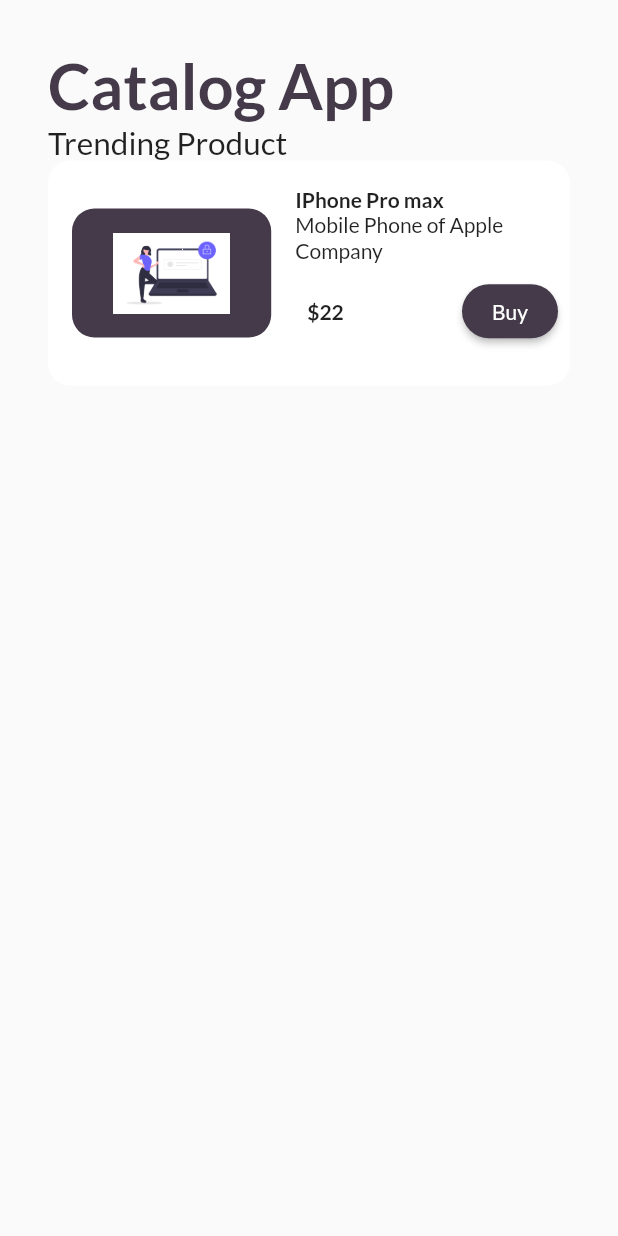
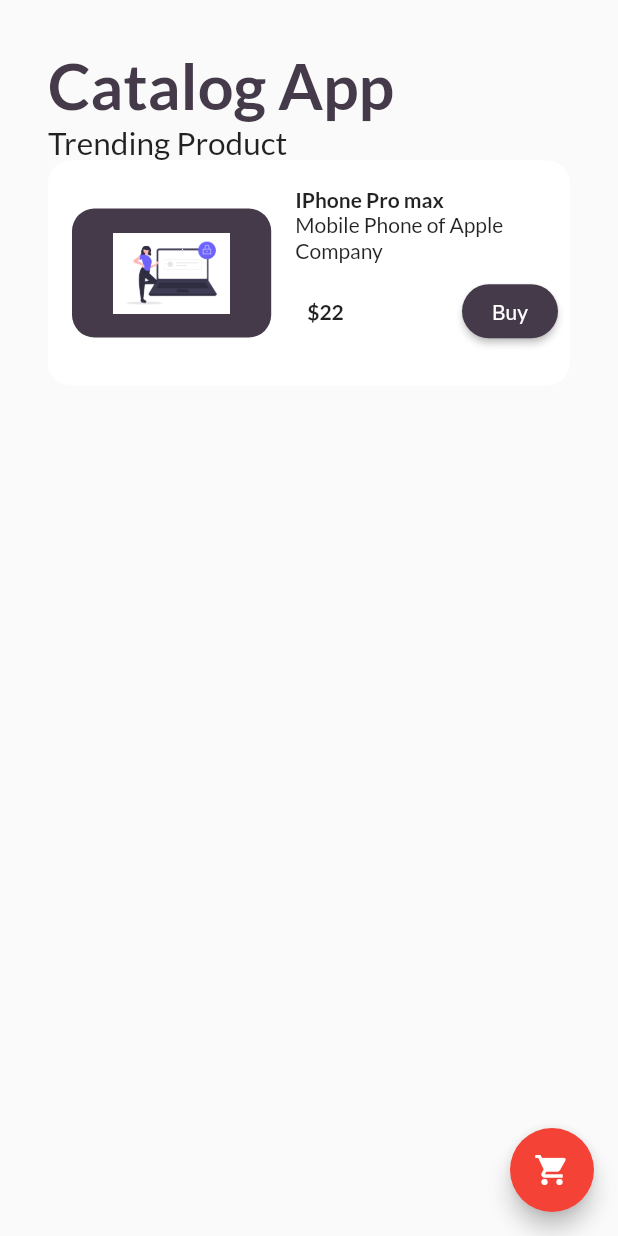
Before and after one commit to IkramGhalib/catlogs, a Flutter app: the Home2 screen opened directly, on a phone screen of 412 x 824 dp. Run offline on Flutter 3.47's test engine with Material 2 defaults, Android fonts, the phone set to English and light mode, and no system bars; our stand-ins replace animated_splash_screen, convex_bottom_bar, google_fonts, velocity_x; missing offline and left inert: spincircle_bottom_bar, splash_screen_view.

```diff
--- a/lib/home2.dart
+++ b/lib/home2.dart
@@ -1,10 +1,15 @@
 import 'dart:convert';
 
+import 'package:ecomerce/pages/home_widget/catalog_list.dart';
+import 'package:ecomerce/pages/home_widget/home_widget.dart';
 import 'package:ecomerce/utils/colors.dart';
+import 'package:ecomerce/utils/routes.dart';
 import 'package:flutter/material.dart';
 import 'package:flutter/services.dart';
 import 'package:velocity_x/velocity_x.dart';
 
+import 'home.dart';
+import 'login.dart';
 import 'models/catlogs.dart';
 
 
@@ -14,6 +19,8 @@ class Home2 extends StatefulWidget {
 }
 
 class _Home2State extends State<Home2> {
+  //bottom bar
+  //end bottom bar
   @override
   void initState() {
     super.initState();
@@ -33,6 +40,9 @@ class _Home2State extends State<Home2> {
   @override
   Widget build(BuildContext context) {
     return Scaffold(
+      floatingActionButton: FloatingActionButton(onPressed: (){
+        Navigator.pushNamed(context, MyRoutes.CartRoutes);
+      },child: Icon(Icons.shopping_cart),),
       // appBar: AppBar(
       //   title: Text("Home Dashboard"),
       // ),
@@ -44,7 +54,7 @@ class _Home2State extends State<Home2> {
             children: [
               CatalogHeader(),
               if(CatlogModel.items!=null && CatlogModel.items.isEmpty)
-                CatalogList().expand()
+                CatalogList().py32().expand()
               else
                 Center(child: CatalogList().expand(),)
 
@@ -54,95 +64,12 @@ class _Home2State extends State<Home2> {
           ),
 
         ),
+
       ),
+
     );
   }
 }
-//Catalog Header
-class CatalogHeader extends StatelessWidget {
-  const CatalogHeader({Key? key}) : super(key: key);
-
-  @override
-  Widget build(BuildContext context) {
-    return Column(
-      crossAxisAlignment: CrossAxisAlignment.start,
-      children: [
-        "Catalog App".text.xl5.bold.color(MyColor.darkblue).make(),
-        "Trending Product".text.xl2.make(),
-      ],
-    );
-  }
-}
-//Catalog list
-
-class CatalogList extends StatelessWidget {
-  const CatalogList({Key? key}) : super(key: key);
-
-  @override
-  Widget build(BuildContext context) {
-    return ListView.builder(
-      shrinkWrap: true,
-      itemCount: CatlogModel.items.length,
-      itemBuilder: (context,index){
-      final catalog=CatlogModel.items[index];
-      return CatalogItems(catalog: catalog,);
-    },);
-  }
-}
-
-class CatalogItems extends StatelessWidget{
-  final Items catalog;
-
-  const CatalogItems({Key? key, required this.catalog}) : super(key: key);
-
-  @override
-  Widget build(BuildContext context) {
-    return VxBox(
-      child: Row(
-        children: [
-          CatlogImage(image: catalog.imageUrl),
-          Expanded(
-              child: Column(
-                crossAxisAlignment: CrossAxisAlignment.start,
-            mainAxisAlignment: MainAxisAlignment.center,
-            children: [
-              catalog.name.text.bold.make(),
-              catalog.desc.text.make(),
-
-              ButtonBar(
-                alignment: MainAxisAlignment.spaceBetween,
-                children: [
-                  "\$${catalog.price}".text.bold.make(),
-                  ElevatedButton(onPressed: (){
-
-                  },
-                      style: ButtonStyle(
-                        backgroundColor: MaterialStateProperty.all(MyColor.darkblue),
-                        shape: MaterialStateProperty.all(StadiumBorder())
-                      ),
-                      child: "Buy".text.make())
-                ],
-              )
-
-            ],
-          ))
 
 
-        ],
-      )
-    ).white.rounded.square(150).py16.make();
-  }
-}
 //catalog image
-
-class CatlogImage extends StatelessWidget {
-  final String image;
-
-  const CatlogImage({Key? key, required this.image}) : super(key: key);
-
-  @override
-  Widget build(BuildContext context) {
-    return  Image.asset(
-       image).box.rounded.p16.color(MyColor.darkblue).make().p16().w40(context);
-  }
-}
--- /dev/null
+++ b/lib/pages/home_widget/catalog_image.dart
@@ -0,0 +1,16 @@
+
+import 'package:ecomerce/utils/colors.dart';
+import 'package:flutter/cupertino.dart';
+import 'package:velocity_x/velocity_x.dart';
+
+class CatlogImage extends StatelessWidget {
+  final String image;
+
+  const CatlogImage({Key? key, required this.image}) : super(key: key);
+
+  @override
+  Widget build(BuildContext context) {
+    return  Image.asset(
+        image).box.rounded.p16.color(MyColor.darkblue).make().p16().w40(context);
+  }
+}
--- /dev/null
+++ b/lib/pages/home_widget/catalog_list.dart
@@ -0,0 +1,79 @@
+//Catalog list
+
+import 'package:ecomerce/models/catlogs.dart';
+import 'package:ecomerce/utils/colors.dart';
+import 'package:ecomerce/utils/routes.dart';
+import 'package:flutter/cupertino.dart';
+import 'package:flutter/material.dart';
+
+import '../../home2.dart';
+import 'package:velocity_x/velocity_x.dart';
+
+import '../home_details.dart';
+import 'catalog_image.dart';
+
+class CatalogList extends StatelessWidget {
+const CatalogList({Key? key}) : super(key: key);
+
+@override
+Widget build(BuildContext context) {
+return ListView.builder(
+shrinkWrap: true,
+itemCount: CatlogModel.items.length,
+itemBuilder: (context,index){
+final catalog=CatlogModel.items[index];
+return InkWell(
+  onTap: (){
+    Navigator.push(context, MaterialPageRoute(builder: (context)=>Home_details(catalog: catalog,)));
+  },
+
+    child: CatalogItems(catalog: catalog,));
+},);
+}
+}
+
+class CatalogItems extends StatelessWidget{
+  final Items catalog;
+
+  const CatalogItems({Key? key, required this.catalog}) : super(key: key);
+
+  @override
+  Widget build(BuildContext context) {
+    return VxBox(
+        child: Row(
+          children: [
+             Hero(tag: Key(catalog.id.toString()),
+                 child: CatlogImage(image: catalog.imageUrl)),
+            Expanded(
+                child: Column(
+                  crossAxisAlignment: CrossAxisAlignment.start,
+                  mainAxisAlignment: MainAxisAlignment.center,
+                  children: [
+                    catalog.name.text.bold.make(),
+                    catalog.desc.text.make(),
+
+                    ButtonBar(
+                      alignment: MainAxisAlignment.spaceBetween,
+                      children: [
+                        "\$${catalog.price}".text.bold.make(),
+                        ElevatedButton(onPressed: (){
+                          print("Buy button clicked");
+
+                        },
+                            style: ButtonStyle(
+                                backgroundColor: MaterialStateProperty.all(MyColor.darkblue),
+                                shape: MaterialStateProperty.all(StadiumBorder())
+                            ),
+                            child: "Buy".text.make())
+                      ],
+                    )
+
+                  ],
+                ))
+
+
+          ],
+        )
+    ).white.rounded.square(150).py16.make();
+  }
+}
--- /dev/null
+++ b/lib/pages/home_widget/home_widget.dart
@@ -0,0 +1,19 @@
+//Catalog Header
+import 'package:ecomerce/utils/colors.dart';
+import 'package:flutter/cupertino.dart';
+import 'package:velocity_x/velocity_x.dart';
+
+class CatalogHeader extends StatelessWidget {
+  const CatalogHeader({Key? key}) : super(key: key);
+
+  @override
+  Widget build(BuildContext context) {
+    return Column(
+      crossAxisAlignment: CrossAxisAlignment.start,
+      children: [
+        "Catalog App".text.xl5.bold.color(MyColor.darkblue).make(),
+        "Trending Product".text.xl2.make(),
+      ],
+    );
+  }
+}
--- a/lib/utils/routes.dart
+++ b/lib/utils/routes.dart
@@ -3,5 +3,7 @@ class MyRoutes{
   static String homeRoutes="/home";
   static String DashboardRoutes="/";
   static String HomeRoutes2="/home2";
-  // static String loginRoutes="/";
+  static String DetailsRoutes="/details";
+  static String CartRoutes="/cart";
+  static String SplashRoutes="/splash";
 }
--- a/lib/widgets/drawer.dart
+++ b/lib/widgets/drawer.dart
@@ -31,11 +31,14 @@ class MyDrawer extends StatelessWidget {
             ),
             //Left icon and title
             ListTile(
+              // onTap: (){print("clicke drawer");},
+              // trailing: icon,
               leading:
               Icon(
 
                 CupertinoIcons.profile_circled,color: Colors.white,),
               title: Text("Profile",textScaleFactor: 1.5,style: TextStyle(color: Colors.white),),
+              subtitle: Text("Hello"),
             ),
             ListTile(
               leading:
--- a/pubspec.yaml
+++ b/pubspec.yaml
@@ -30,6 +30,10 @@ dependencies:
   cupertino_icons: ^1.0.2
   google_fonts: ^2.1.0
   velocity_x: ^3.3.0
+  convex_bottom_bar:
+  spincircle_bottom_bar: ^2.0.0
+  animated_splash_screen: ^1.1.0
+  splash_screen_view: ^3.0.0
 
 dev_dependencies:
   flutter_test:
```
Also changed, not shown: lib/bottom_bar.dart (added, +46 -0 lines), lib/card_page.dart (added, +109 -0 lines), lib/main.dart (+11 -4 lines), lib/pages/cart_details.dart (added, +18 -0 lines), lib/pages/home_details.dart (added, +69 -0 lines), pubspec.lock.
